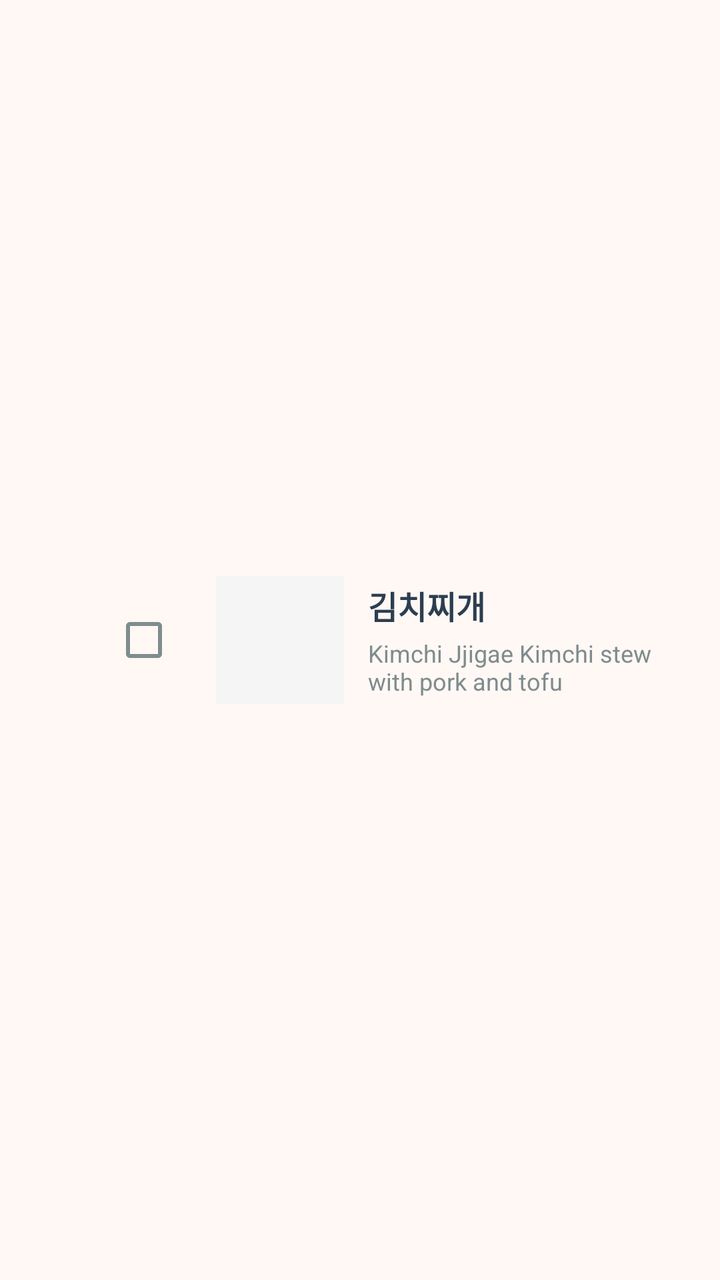
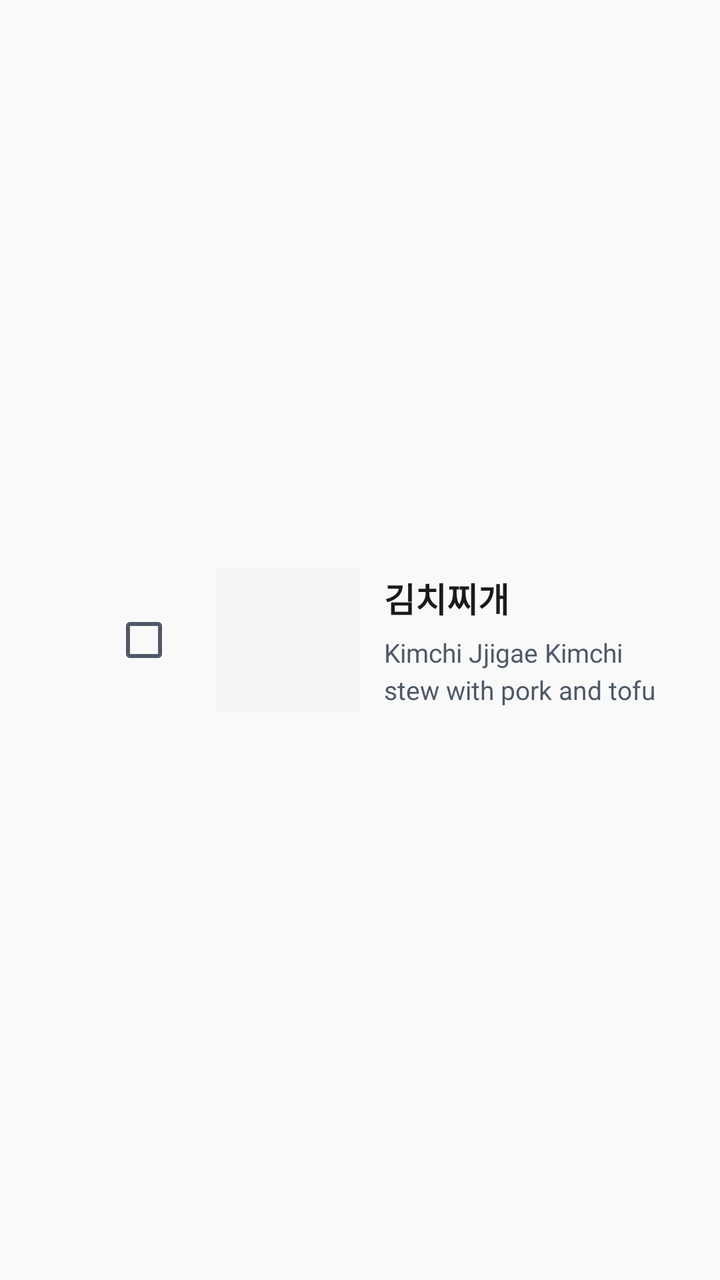

An Android layout rendered at two revisions. The XML below is the earlier revision; the diff shows what the commit changed to produce the second picture.
<!-- AndroidManifest.xml: application theme Theme.Molip_1st -->
<!-- res/layout/item_food.xml -->
<?xml version="1.0" encoding="utf-8"?>
<LinearLayout xmlns:android="http://schemas.android.com/apk/res/android"
    xmlns:app="http://schemas.android.com/apk/res-auto"
    android:layout_width="match_parent"
    android:layout_height="wrap_content"
    android:orientation="horizontal"
    android:padding="16dp"
    android:paddingStart="48dp"
    android:gravity="center_vertical"
    android:background="?attr/selectableItemBackground">

    
    <com.google.android.material.checkbox.MaterialCheckBox
        android:id="@+id/foodCheckBox"
        android:layout_width="wrap_content"
        android:layout_height="wrap_content" />

    
    <ImageView
        android:id="@+id/foodImageView"
        android:layout_width="64dp"
        android:layout_height="64dp"
        android:layout_marginStart="12dp"
        android:scaleType="centerCrop"
        android:background="@color/card_background_gray"
        android:contentDescription="Food image" />

    
    <LinearLayout
        android:layout_width="0dp"
        android:layout_height="wrap_content"
        android:layout_weight="1"
        android:orientation="vertical"
        android:layout_marginStart="12dp">

        
        <TextView
            android:id="@+id/foodNameTextView"
            android:layout_width="wrap_content"
            android:layout_height="wrap_content"
            android:text="김치찌개"
            android:textSize="16sp"
            android:textStyle="bold"
            android:textColor="@color/text_primary" />

        
        <TextView
            android:id="@+id/foodDescriptionTextView"
            android:layout_width="wrap_content"
            android:layout_height="wrap_content"
            android:text="Kimchi Jjigae Kimchi stew with pork and tofu"
            android:textSize="12sp"
            android:textColor="@color/text_secondary"
            android:layout_marginTop="4dp"
            android:maxLines="2"
            android:ellipsize="end" />
    </LinearLayout>
</LinearLayout>
<!-- resources referenced by this layout -->
<resources>
  <color name="card_background_gray">#F5F5F5</color>
  <color name="text_primary">#2C3E50</color>
  <color name="text_secondary">#7F8C8D</color>
  <color name="md3_color_primary">#FF6B35</color>
  <color name="md3_color_on_primary">#FFFFFF</color>
  <color name="md3_color_primary_container">#FFE0D6</color>
  <color name="md3_color_on_primary_container">#3D1A0A</color>
  <color name="md3_color_secondary">#F1C40F</color>
  <color name="md3_color_on_secondary">#000000</color>
  <color name="md3_color_secondary_container">#FFF9C4</color>
  <color name="md3_color_tertiary">#E63946</color>
  <color name="md3_color_on_tertiary">#FFFFFF</color>
  <color name="md3_color_tertiary_container">#FFE0E3</color>
  <color name="md3_color_error">#BA1A1A</color>
  <color name="md3_color_on_error">#FFFFFF</color>
  <color name="md3_color_error_container">#FFDAD6</color>
  <color name="md3_color_on_error_container">#410002</color>
  <color name="md3_color_surface">#FFF8F5</color>
  <color name="md3_color_on_surface">#2C3E50</color>
  <color name="md3_color_surface_variant">#F5F5F5</color>
  <color name="md3_color_on_surface_variant">#7F8C8D</color>
  <color name="md3_color_surface_inverse">#1A1A1A</color>
  <color name="md3_color_on_surface_inverse">#FFFFFF</color>
  <color name="md3_color_outline">#E0E0E0</color>
  <color name="md3_color_outline_variant">#C0C0C0</color>
  <color name="md3_color_background">#FFF8F5</color>
  <color name="md3_color_on_background">#2C3E50</color>
  <style name="TextAppearance.Molip_1st.TitleLarge" parent="TextAppearance.Material3.TitleLarge">
          <item name="android:textSize">22sp</item>
          <item name="android:lineHeight">28sp</item>
          <item name="android:letterSpacing">0</item>
          <item name="android:fontFamily">sans-serif-medium</item>
      </style>
  <style name="TextAppearance.Molip_1st.TitleMedium" parent="TextAppearance.Material3.TitleMedium">
          <item name="android:textSize">16sp</item>
          <item name="android:lineHeight">24sp</item>
          <item name="android:letterSpacing">0.15</item>
          <item name="android:fontFamily">sans-serif-medium</item>
      </style>
  <style name="TextAppearance.Molip_1st.TitleSmall" parent="TextAppearance.Material3.TitleSmall">
          <item name="android:textSize">14sp</item>
          <item name="android:lineHeight">20sp</item>
          <item name="android:letterSpacing">0.1</item>
          <item name="android:fontFamily">sans-serif-medium</item>
      </style>
  <style name="TextAppearance.Molip_1st.BodyLarge" parent="TextAppearance.Material3.BodyLarge">
          <item name="android:textSize">16sp</item>
          <item name="android:lineHeight">24sp</item>
          <item name="android:letterSpacing">0.5</item>
          <item name="android:fontFamily">sans-serif</item>
      </style>
  <style name="TextAppearance.Molip_1st.BodyMedium" parent="TextAppearance.Material3.BodyMedium">
          <item name="android:textSize">14sp</item>
          <item name="android:lineHeight">20sp</item>
          <item name="android:letterSpacing">0.25</item>
          <item name="android:fontFamily">sans-serif</item>
      </style>
  <style name="TextAppearance.Molip_1st.BodySmall" parent="TextAppearance.Material3.BodySmall">
          <item name="android:textSize">12sp</item>
          <item name="android:lineHeight">16sp</item>
          <item name="android:letterSpacing">0.4</item>
          <item name="android:fontFamily">sans-serif</item>
      </style>
  <!-- unchanged entries left out for length: 13 -->
</resources>

<!-- the commit's change to res/layout/item_food.xml (unified diff, before → after) -->
@@ -1,11 +1,13 @@
 <?xml version="1.0" encoding="utf-8"?>
-<LinearLayout xmlns:android="http://schemas.android.com/apk/res/android"
+    <LinearLayout xmlns:android="http://schemas.android.com/apk/res/android"
     xmlns:app="http://schemas.android.com/apk/res-auto"
     android:layout_width="match_parent"
     android:layout_height="wrap_content"
     android:orientation="horizontal"
-    android:padding="16dp"
     android:paddingStart="48dp"
+    android:paddingEnd="20dp"
+    android:paddingTop="16dp"
+    android:paddingBottom="16dp"
     android:gravity="center_vertical"
     android:background="?attr/selectableItemBackground">
 
@@ -18,8 +20,8 @@
     
     <ImageView
         android:id="@+id/foodImageView"
-        android:layout_width="64dp"
-        android:layout_height="64dp"
+        android:layout_width="72dp"
+        android:layout_height="72dp"
         android:layout_marginStart="12dp"
         android:scaleType="centerCrop"
         android:background="@color/card_background_gray"
@@ -39,9 +41,10 @@
             android:layout_width="wrap_content"
             android:layout_height="wrap_content"
             android:text="김치찌개"
-            android:textSize="16sp"
+            android:textSize="17sp"
             android:textStyle="bold"
-            android:textColor="@color/text_primary" />
+            android:textColor="@color/text_primary"
+            android:letterSpacing="0" />
 
         
         <TextView
@@ -49,10 +52,11 @@
             android:layout_width="wrap_content"
             android:layout_height="wrap_content"
             android:text="Kimchi Jjigae Kimchi stew with pork and tofu"
-            android:textSize="12sp"
+            android:textSize="13sp"
             android:textColor="@color/text_secondary"
-            android:layout_marginTop="4dp"
+            android:layout_marginTop="6dp"
             android:maxLines="2"
-            android:ellipsize="end" />
+            android:ellipsize="end"
+            android:lineSpacingMultiplier="1.2" />
     </LinearLayout>
 </LinearLayout>
<!-- resource entries referenced after the edit -->
@@ -1,67 +1,75 @@
 <!-- resources referenced by this layout -->
 <resources>
-  <color name="card_background_gray">#F5F5F5</color>
-  <color name="text_primary">#2C3E50</color>
-  <color name="text_secondary">#7F8C8D</color>
-  <color name="md3_color_primary">#FF6B35</color>
+  <color name="card_background_gray">#F2F4F6</color>
+  <color name="text_primary">#1A1A1A</color>
+  <color name="text_secondary">#4E5968</color>
+  <color name="md3_color_primary">#FF8A3D</color>
   <color name="md3_color_on_primary">#FFFFFF</color>
-  <color name="md3_color_primary_container">#FFE0D6</color>
+  <color name="md3_color_primary_container">#FFE8D6</color>
   <color name="md3_color_on_primary_container">#3D1A0A</color>
-  <color name="md3_color_secondary">#F1C40F</color>
+  <color name="md3_color_secondary">#FFB84D</color>
   <color name="md3_color_on_secondary">#000000</color>
-  <color name="md3_color_secondary_container">#FFF9C4</color>
-  <color name="md3_color_tertiary">#E63946</color>
+  <color name="md3_color_secondary_container">#FFF5E6</color>
+  <color name="md3_color_tertiary">#FF6B6B</color>
   <color name="md3_color_on_tertiary">#FFFFFF</color>
-  <color name="md3_color_tertiary_container">#FFE0E3</color>
+  <color name="md3_color_tertiary_container">#FFE8E8</color>
   <color name="md3_color_error">#BA1A1A</color>
   <color name="md3_color_on_error">#FFFFFF</color>
   <color name="md3_color_error_container">#FFDAD6</color>
   <color name="md3_color_on_error_container">#410002</color>
-  <color name="md3_color_surface">#FFF8F5</color>
-  <color name="md3_color_on_surface">#2C3E50</color>
-  <color name="md3_color_surface_variant">#F5F5F5</color>
-  <color name="md3_color_on_surface_variant">#7F8C8D</color>
+  <color name="md3_color_surface">#F9F9F9</color>
+  <color name="md3_color_on_surface">#1A1A1A</color>
+  <color name="md3_color_surface_variant">#F2F4F6</color>
+  <color name="md3_color_on_surface_variant">#4E5968</color>
   <color name="md3_color_surface_inverse">#1A1A1A</color>
   <color name="md3_color_on_surface_inverse">#FFFFFF</color>
-  <color name="md3_color_outline">#E0E0E0</color>
-  <color name="md3_color_outline_variant">#C0C0C0</color>
-  <color name="md3_color_background">#FFF8F5</color>
-  <color name="md3_color_on_background">#2C3E50</color>
+  <color name="md3_color_outline">#E5E8EB</color>
+  <color name="md3_color_outline_variant">#D1D9E0</color>
+  <color name="md3_color_background">#F9F9F9</color>
+  <color name="md3_color_on_background">#1A1A1A</color>
   <style name="TextAppearance.Molip_1st.TitleLarge" parent="TextAppearance.Material3.TitleLarge">
           <item name="android:textSize">22sp</item>
           <item name="android:lineHeight">28sp</item>
           <item name="android:letterSpacing">0</item>
           <item name="android:fontFamily">sans-serif-medium</item>
+          <item name="android:textStyle">bold</item>
+          <item name="android:textColor">@color/text_primary</item>
       </style>
   <style name="TextAppearance.Molip_1st.TitleMedium" parent="TextAppearance.Material3.TitleMedium">
           <item name="android:textSize">16sp</item>
           <item name="android:lineHeight">24sp</item>
-          <item name="android:letterSpacing">0.15</item>
+          <item name="android:letterSpacing">0.1</item>
           <item name="android:fontFamily">sans-serif-medium</item>
+          <item name="android:textStyle">bold</item>
+          <item name="android:textColor">@color/text_primary</item>
       </style>
   <style name="TextAppearance.Molip_1st.TitleSmall" parent="TextAppearance.Material3.TitleSmall">
           <item name="android:textSize">14sp</item>
           <item name="android:lineHeight">20sp</item>
-          <item name="android:letterSpacing">0.1</item>
+          <item name="android:letterSpacing">0.05</item>
           <item name="android:fontFamily">sans-serif-medium</item>
+          <item name="android:textColor">@color/text_primary</item>
       </style>
   <style name="TextAppearance.Molip_1st.BodyLarge" parent="TextAppearance.Material3.BodyLarge">
           <item name="android:textSize">16sp</item>
           <item name="android:lineHeight">24sp</item>
-          <item name="android:letterSpacing">0.5</item>
+          <item name="android:letterSpacing">0.15</item>
           <item name="android:fontFamily">sans-serif</item>
+          <item name="android:textColor">@color/text_secondary</item>
       </style>
   <style name="TextAppearance.Molip_1st.BodyMedium" parent="TextAppearance.Material3.BodyMedium">
           <item name="android:textSize">14sp</item>
           <item name="android:lineHeight">20sp</item>
-          <item name="android:letterSpacing">0.25</item>
+          <item name="android:letterSpacing">0.1</item>
           <item name="android:fontFamily">sans-serif</item>
+          <item name="android:textColor">@color/text_secondary</item>
       </style>
   <style name="TextAppearance.Molip_1st.BodySmall" parent="TextAppearance.Material3.BodySmall">
           <item name="android:textSize">12sp</item>
           <item name="android:lineHeight">16sp</item>
-          <item name="android:letterSpacing">0.4</item>
+          <item name="android:letterSpacing">0.1</item>
           <item name="android:fontFamily">sans-serif</item>
+          <item name="android:textColor">@color/text_secondary</item>
       </style>
   <!-- unchanged entries left out for length: 13 -->
 </resources>
